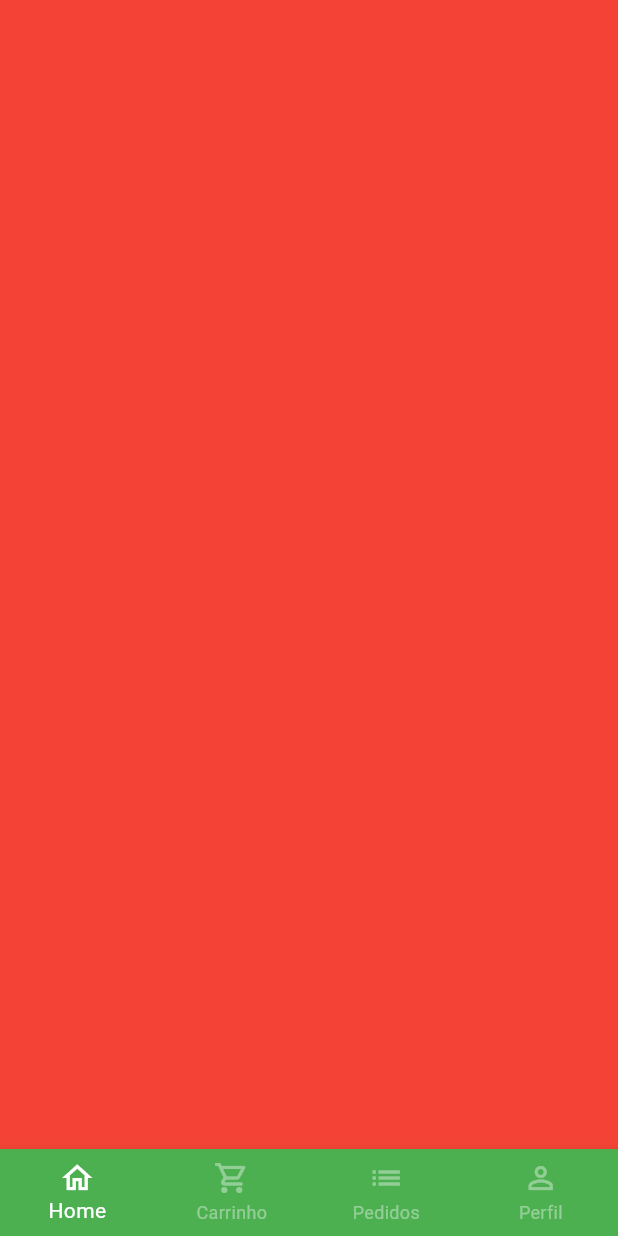
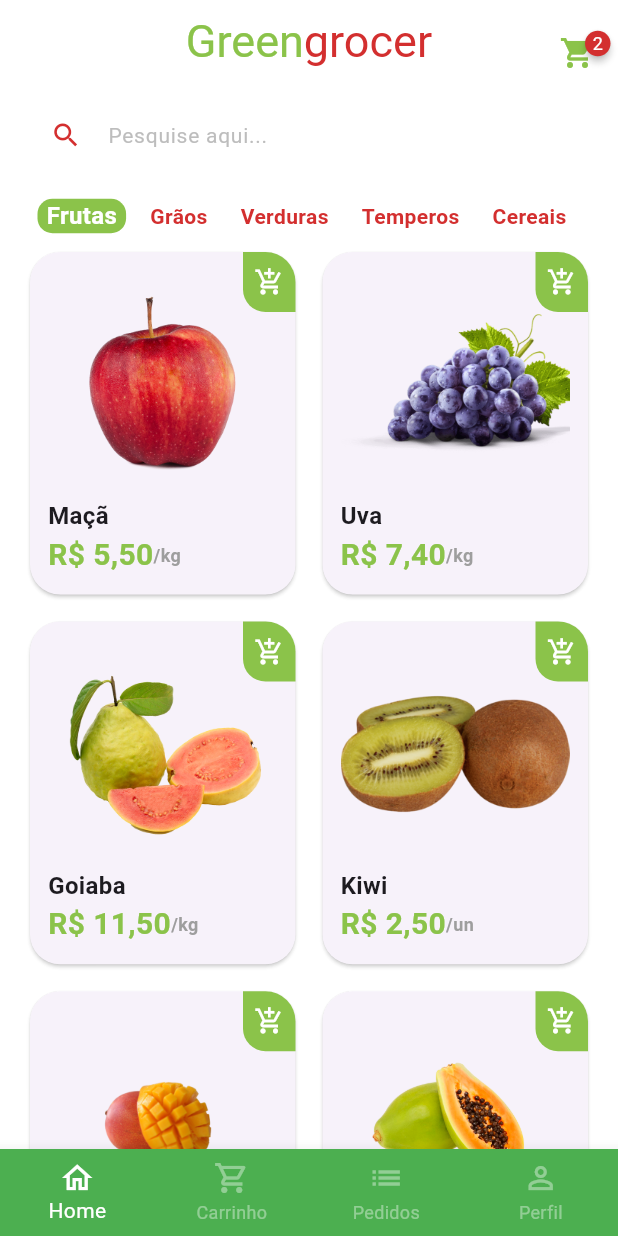
Before and after one commit to danielacsapps/greengrocer, a Flutter app: the screen it shows after launch, after a tap on "Entrar", on a phone screen of 412 x 824 dp. Run offline on Flutter 3.47's test engine with Material 3 defaults, Android fonts, the phone set to English and light mode, and no system bars; drawn by our look-alikes of badges; our stand-ins replace animated_text_kit, mask_text_input_formatter.

Commit message:
Seção 5: Flutter UI: Tela home

```diff
--- a/lib/main.dart
+++ b/lib/main.dart
@@ -1,5 +1,5 @@
 import 'package:flutter/material.dart';
-import 'package:greengrocer/src/auth/sign_in_screen.dart';
+import 'package:greengrocer/src/pages/auth/sign_in_screen.dart';
 
 void main() {
   runApp(const MyApp());
@@ -12,7 +12,10 @@
   Widget build(BuildContext context) {
     return MaterialApp(
       title: 'Flutter Demo',
-      theme: ThemeData(primarySwatch: Colors.green),
+      theme: ThemeData(
+        primarySwatch: Colors.green,
+        scaffoldBackgroundColor: Colors.white.withAlpha(190),
+      ),
       debugShowCheckedModeBanner: false,
       home: const SignInScreen(),
     );
--- /dev/null
+++ b/lib/src/config/app_data.dart
@@ -0,0 +1,65 @@
+import 'package:greengrocer/src/models/item_model.dart';
+
+ItemModel apple = ItemModel(
+  description:
+      'A melhor maçã da região e que conta com o melhor preço de qualquer quitanda. Este item conta com vitaminas essenciais para o fortalecimento corporal, resultando em uma vida saudável.',
+  imgUrl: 'assets/fruits/apple.png',
+  itemName: 'Maçã',
+  price: 5.5,
+  unit: 'kg',
+);
+
+ItemModel grape = ItemModel(
+  imgUrl: 'assets/fruits/grape.png',
+  itemName: 'Uva',
+  price: 7.4,
+  unit: 'kg',
+  description:
+      'A melhor uva da região e que conta com o melhor preço de qualquer quitanda. Este item conta com vitaminas essenciais para o fortalecimento corporal, resultando em uma vida saudável.',
+);
+
+ItemModel guava = ItemModel(
+  imgUrl: 'assets/fruits/guava.png',
+  itemName: 'Goiaba',
+  price: 11.5,
+  unit: 'kg',
+  description:
+      'A melhor goiaba da região e que conta com o melhor preço de qualquer quitanda. Este item conta com vitaminas essenciais para o fortalecimento corporal, resultando em uma vida saudável.',
+);
+
+ItemModel kiwi = ItemModel(
+  imgUrl: 'assets/fruits/kiwi.png',
+  itemName: 'Kiwi',
+  price: 2.5,
+  unit: 'un',
+  description:
+      'O melhor kiwi da região e que conta com o melhor preço de qualquer quitanda. Este item conta com vitaminas essenciais para o fortalecimento corporal, resultando em uma vida saudável.',
+);
+
+ItemModel mango = ItemModel(
+  imgUrl: 'assets/fruits/mango.png',
+  itemName: 'Manga',
+  price: 2.5,
+  unit: 'un',
+  description:
+      'A melhor manga da região e que conta com o melhor preço de qualquer quitanda. Este item conta com vitaminas essenciais para o fortalecimento corporal, resultando em uma vida saudável.',
+);
+
+ItemModel papaya = ItemModel(
+  imgUrl: 'assets/fruits/papaya.png',
+  itemName: 'Mamão papaya',
+  price: 8,
+  unit: 'kg',
+  description:
+      'O melhor mamão da região e que conta com o melhor preço de qualquer quitanda. Este item conta com vitaminas essenciais para o fortalecimento corporal, resultando em uma vida saudável.',
+);
+
+List<ItemModel> items = [apple, grape, guava, kiwi, mango, papaya];
+
+List<String> categories = [
+  'Frutas',
+  'Grãos',
+  'Verduras',
+  'Temperos',
+  'Cereais',
+];
--- /dev/null
+++ b/lib/src/models/item_model.dart
@@ -0,0 +1,15 @@
+class ItemModel {
+  String itemName;
+  String imgUrl;
+  String unit;
+  double price;
+  String description;
+
+  ItemModel({
+    required this.description,
+    required this.imgUrl,
+    required this.itemName,
+    required this.price,
+    required this.unit,
+  });
+}
--- a/lib/src/auth/sign_in_screen.dart
+++ b/lib/src/pages/auth/sign_in_screen.dart
@@ -1,8 +1,8 @@
 import 'package:animated_text_kit/animated_text_kit.dart';
 import 'package:flutter/material.dart';
-import 'package:greengrocer/src/auth/components/custom_text_field.dart';
-import 'package:greengrocer/src/auth/sign_up_screen.dart';
-import 'package:greengrocer/src/base/base_screen.dart';
+import 'package:greengrocer/src/pages/auth/components/custom_text_field.dart';
+import 'package:greengrocer/src/pages/auth/sign_up_screen.dart';
+import 'package:greengrocer/src/pages/base/base_screen.dart';
 import 'package:greengrocer/src/config/custom_colors.dart';
 
 class SignInScreen extends StatelessWidget {
--- a/lib/src/auth/sign_up_screen.dart
+++ b/lib/src/pages/auth/sign_up_screen.dart
@@ -1,5 +1,5 @@
 import 'package:flutter/material.dart';
-import 'package:greengrocer/src/auth/components/custom_text_field.dart';
+import 'package:greengrocer/src/pages/auth/components/custom_text_field.dart';
 import 'package:greengrocer/src/config/custom_colors.dart';
 import 'package:mask_text_input_formatter/mask_text_input_formatter.dart';
 
--- a/lib/src/base/base_screen.dart
+++ b/lib/src/pages/base/base_screen.dart
@@ -1,4 +1,5 @@
 import 'package:flutter/material.dart';
+import 'package:greengrocer/src/pages/home/home_tab.dart';
 
 class BaseScreen extends StatefulWidget {
   const BaseScreen({super.key});
@@ -18,7 +19,7 @@
         physics: const NeverScrollableScrollPhysics(),
         controller: pageController,
         children: [
-          Container(color: Colors.red),
+          const HomeTab(),
           Container(color: Colors.yellow),
           Container(color: Colors.blue),
           Container(color: Colors.purple),
--- /dev/null
+++ b/lib/src/pages/home/components/category_tile.dart
@@ -0,0 +1,44 @@
+import 'package:flutter/material.dart';
+import 'package:greengrocer/src/config/custom_colors.dart';
+
+class CategoryTile extends StatelessWidget {
+  const CategoryTile({
+    super.key,
+    required this.category,
+    required this.isSelected,
+    required this.onPressed,
+  });
+
+  final String category;
+  final bool isSelected;
+  final VoidCallback onPressed;
+
+  @override
+  Widget build(BuildContext context) {
+    return GestureDetector(
+      onTap: onPressed,
+      child: Align(
+        alignment: Alignment.center,
+        child: Container(
+          padding: EdgeInsets.symmetric(horizontal: 6),
+          decoration: BoxDecoration(
+            borderRadius: BorderRadius.circular(10),
+            color: isSelected
+                ? CustomColors.customSwatchColor
+                : Colors.transparent,
+          ),
+          child: Text(
+            category,
+            style: TextStyle(
+              color: isSelected
+                  ? Colors.white
+                  : CustomColors.customConstrastColor,
+              fontWeight: FontWeight.bold,
+              fontSize: isSelected ? 16 : 14,
+            ),
+          ),
+        ),
+      ),
+    );
+  }
+}
--- /dev/null
+++ b/lib/src/pages/home/components/item_tile.dart
@@ -0,0 +1,92 @@
+import 'package:flutter/material.dart';
+import 'package:greengrocer/src/config/custom_colors.dart';
+import 'package:greengrocer/src/models/item_model.dart';
+import 'package:greengrocer/src/services/utils_services.dart';
+
+class ItemTile extends StatelessWidget {
+  final ItemModel item;
+
+  ItemTile({super.key, required this.item});
+
+  final UtilsServices utilsServices = UtilsServices();
+
+  @override
+  Widget build(BuildContext context) {
+    return Stack(
+      children: [
+        Card(
+          elevation: 1,
+          shadowColor: Colors.grey.shade300,
+          shape: RoundedRectangleBorder(
+            borderRadius: BorderRadiusGeometry.circular(20),
+          ),
+          child: Padding(
+            padding: const EdgeInsets.all(12),
+            child: Column(
+              crossAxisAlignment: CrossAxisAlignment.stretch,
+              children: [
+                // Image
+                Expanded(child: Image.asset(item.imgUrl)),
+
+                // Nome
+                Text(
+                  item.itemName,
+                  style: const TextStyle(
+                    fontSize: 16,
+                    fontWeight: FontWeight.bold,
+                  ),
+                ),
+
+                // Preço - unidade
+                Row(
+                  children: [
+                    Text(
+                      utilsServices.priceToCurrency(item.price),
+                      style: TextStyle(
+                        fontWeight: FontWeight.bold,
+                        fontSize: 20,
+                        color: CustomColors.customSwatchColor,
+                      ),
+                    ),
+                    Text(
+                      '/${item.unit}',
+                      style: TextStyle(
+                        fontWeight: FontWeight.bold,
+                        fontSize: 12,
+                        color: Colors.grey.shade500,
+                      ),
+                    ),
+                  ],
+                ),
+              ],
+            ),
+          ),
+        ),
+
+        Positioned(
+          top: 4,
+          right: 4,
+          child: GestureDetector(
+            onTap: () {},
+            child: Container(
+              height: 40,
+              width: 35,
+              decoration: BoxDecoration(
+                color: CustomColors.customSwatchColor,
+                borderRadius: BorderRadius.only(
+                  bottomLeft: Radius.circular(15),
+                  topRight: Radius.circular(20),
+                ),
+              ),
+              child: const Icon(
+                Icons.add_shopping_cart_outlined,
+                color: Colors.white,
+                size: 20,
+              ),
+            ),
+          ),
+        ),
+      ],
+    );
+  }
+}
--- /dev/null
+++ b/lib/src/pages/home/home_tab.dart
@@ -0,0 +1,137 @@
+import 'package:flutter/material.dart';
+import 'package:greengrocer/src/config/custom_colors.dart';
+import 'package:badges/badges.dart' as badges;
+import 'package:greengrocer/src/pages/home/components/category_tile.dart';
+import 'package:greengrocer/src/config/app_data.dart' as appData;
+import 'package:greengrocer/src/pages/home/components/item_tile.dart';
+
+class HomeTab extends StatefulWidget {
+  const HomeTab({super.key});
+
+  @override
+  State<HomeTab> createState() => _HomeTabState();
+}
+
+class _HomeTabState extends State<HomeTab> {
+  String selectCategory = 'Frutas';
+
+  @override
+  Widget build(BuildContext context) {
+    return Scaffold(
+      // App bar
+      appBar: AppBar(
+        backgroundColor: Colors.transparent,
+        elevation: 0,
+        centerTitle: true,
+        title: Text.rich(
+          TextSpan(
+            style: const TextStyle(fontSize: 30),
+            children: [
+              TextSpan(
+                text: 'Green',
+                style: TextStyle(color: CustomColors.customSwatchColor),
+              ),
+              TextSpan(
+                text: 'grocer',
+                style: TextStyle(color: CustomColors.customConstrastColor),
+              ),
+            ],
+          ),
+        ),
+        actions: [
+          Padding(
+            padding: const EdgeInsets.only(top: 15, right: 15),
+            child: GestureDetector(
+              onTap: () {},
+              child: badges.Badge(
+                badgeStyle: badges.BadgeStyle(
+                  badgeColor: CustomColors.customConstrastColor,
+                ),
+                badgeContent: const Text(
+                  '2',
+                  style: TextStyle(color: Colors.white, fontSize: 12),
+                ),
+                child: Icon(
+                  Icons.shopping_cart,
+                  color: CustomColors.customSwatchColor,
+                ),
+              ),
+            ),
+          ),
+        ],
+      ),
+
+      body: Column(
+        children: [
+          // Campo de pesquisa
+          Padding(
+            padding: const EdgeInsets.symmetric(horizontal: 20, vertical: 10),
+            child: TextFormField(
+              decoration: InputDecoration(
+                filled: true,
+                fillColor: Colors.white,
+                isDense: true,
+                hintText: 'Pesquise aqui...',
+                hintStyle: TextStyle(color: Colors.grey.shade400, fontSize: 14),
+                prefixIcon: Icon(
+                  Icons.search,
+                  color: CustomColors.customConstrastColor,
+                  size: 21,
+                ),
+                border: OutlineInputBorder(
+                  borderRadius: BorderRadius.circular(60),
+                  borderSide: const BorderSide(
+                    width: 0,
+                    style: BorderStyle.none,
+                  ),
+                ),
+              ),
+            ),
+          ),
+
+          // Categorias
+          Container(
+            padding: const EdgeInsets.only(left: 25),
+            height: 40,
+            child: ListView.separated(
+              scrollDirection: Axis.horizontal,
+              itemBuilder: (_, index) {
+                return CategoryTile(
+                  onPressed: () {
+                    setState(() {
+                      selectCategory = appData.categories[index];
+                    });
+                  },
+                  category: appData.categories[index],
+                  isSelected: appData.categories[index] == selectCategory,
+                );
+              },
+              separatorBuilder: (_, index) => const SizedBox(width: 10),
+              itemCount: appData.categories.length,
+            ),
+          ),
+
+          // Grid
+          Expanded(
+            child: GridView.builder(
+              physics: const BouncingScrollPhysics(),
+              padding: const EdgeInsets.fromLTRB(16, 0, 16, 16),
+              gridDelegate: const SliverGridDelegateWithFixedCrossAxisCount(
+                crossAxisCount: 2,
+                mainAxisSpacing: 10,
+                crossAxisSpacing: 10,
+                childAspectRatio: 9 / 11.5,
+              ),
+              itemCount: appData.items.length,
+              itemBuilder: (_, index) {
+                return ItemTile(item: appData.items[index]);
+              },
+            ),
+          ),
+        ],
+      ),
+
+      // Grid
+    );
+  }
+}
--- /dev/null
+++ b/lib/src/services/utils_services.dart
@@ -0,0 +1,8 @@
+import 'package:intl/intl.dart';
+
+class UtilsServices {
+  String priceToCurrency(double price) {
+    NumberFormat numberFormat = NumberFormat.simpleCurrency(locale: 'pt_BR');
+    return numberFormat.format(price);
+  }
+}
--- a/pubspec.yaml
+++ b/pubspec.yaml
@@ -36,6 +36,8 @@
   cupertino_icons: ^1.0.8
   animated_text_kit: ^4.2.2
   mask_text_input_formatter: ^2.9.0
+  badges: ^3.1.2
+  intl: ^0.20.2
 
 dev_dependencies:
   flutter_test:
@@ -60,8 +62,8 @@
   uses-material-design: true
 
   # To add assets to your application, add an assets section, like this:
-  # assets:
-  #   - images/a_dot_burr.jpeg
+  assets:
+    - assets/fruits/
   #   - images/a_dot_ham.jpeg
 
   # An image asset can refer to one or more resolution-specific "variants", see
```
Also changed, not shown: assets/fruits/apple.png (added), assets/fruits/grape.png (added), assets/fruits/guava.png (added), assets/fruits/kiwi.png (added), assets/fruits/mango.png (added), assets/fruits/papaya.png (added), lib/src/pages/auth/components/custom_text_field.dart (renamed from lib/src/auth/components/custom_text_field.dart), pubspec.lock.
